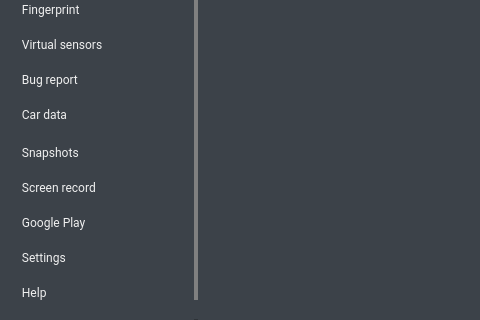
The window that android/android-emu/android/skin/qt/extended.ui (aosp-mirror/platform_external_qemu) describes before a commit, drawn with Qt 5; both pictures show x 0 to 480 and y 300 to 620 of the 820 by 620 pixel window.
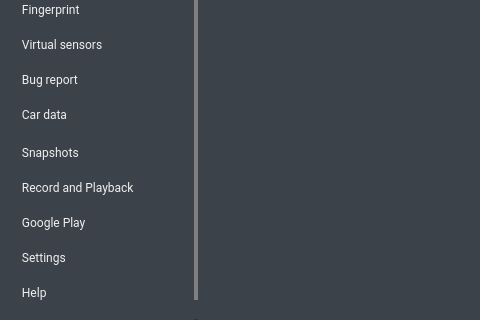
The same window after the commit. Icons and pictures are not drawn. Custom widgets are drawn as their Qt base class.

Commit message: MacroUI: Removed MacroUi feature flag. Rename Record Screen -> Record.

Patch:
```diff
--- a/android/android-emu/android/skin/qt/extended.ui
+++ b/android/android-emu/android/skin/qt/extended.ui
@@ -1005,7 +1005,7 @@
 padding: 10px 0px 10px 16px;</string>
         </property>
         <property name="text">
-         <string>  Screen record</string>
+         <string>  Record and Playback</string>
         </property>
         <property name="icon">
          <iconset resource="resources.qrc">
```
Left out of the diff: 2 changed lines with no effect on the pictures. The commit also changes 9 other files.
